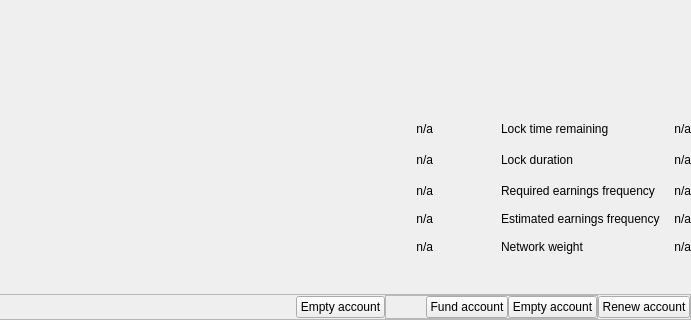
Before: the Qt Designer form src/qt/_Gulden/forms/witnessdialog.ui in frozenflux3/munt-official, drawn with Qt 5; both pictures show x 531 to 1222 and y 258 to 578 of the 1222 by 578 pixel window.
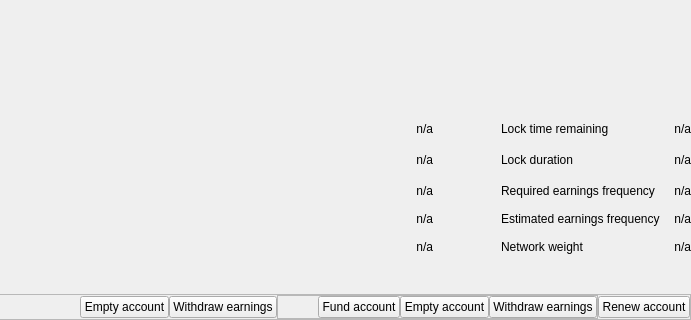
After: the same form once the commit is applied. Custom widgets are drawn as their Qt base class.

What changed in the file:
```diff
--- a/src/qt/_Gulden/forms/witnessdialog.ui
+++ b/src/qt/_Gulden/forms/witnessdialog.ui
@@ -657,6 +657,13 @@
             </property>
            </widget>
           </item>
+          <item>
+           <widget class="QPushButton" name="withdrawEarningsButton2">
+            <property name="text">
+             <string>Withdraw earnings</string>
+            </property>
+           </widget>
+          </item>
           <item>
            <widget class="QFrame" name="confirmButtonGroup">
             <property name="sizePolicy">
@@ -714,6 +721,13 @@
                </property>
               </widget>
              </item>
+             <item>
+             <widget class="QPushButton" name="withdrawEarningsButton">
+               <property name="text">
+                 <string>Withdraw earnings</string>
+               </property>
+              </widget>
+          </item>
             </layout>
            </widget>
           </item>
```
